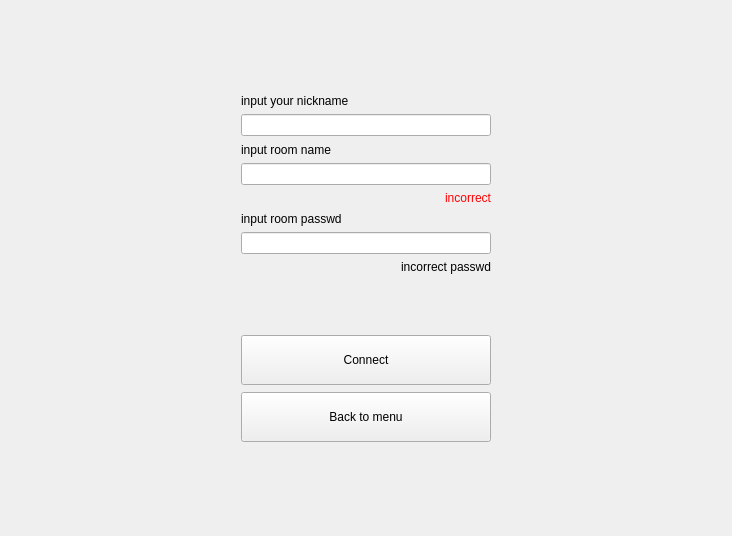
Above: HiddenChess/JoiningWidget.ui from Nekttuman/HiddenChess before the change. Below: the same form after it.
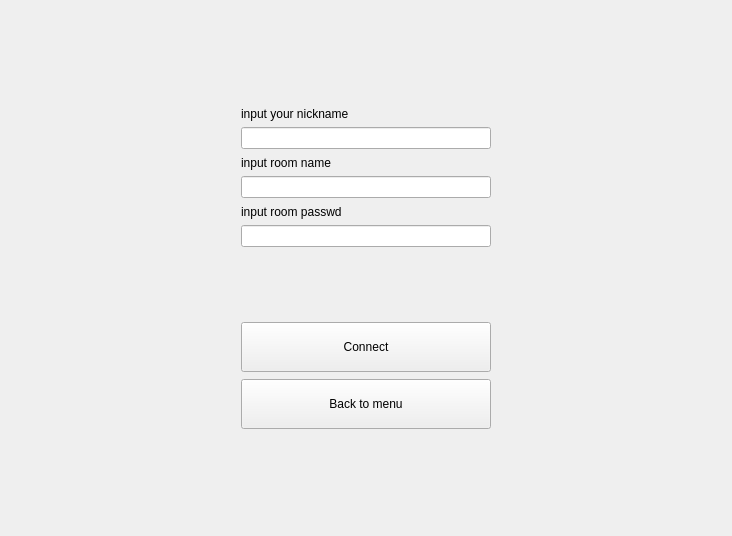
That is the form after the change.

Patch:
```diff
--- a/HiddenChess/JoiningWidget.ui
+++ b/HiddenChess/JoiningWidget.ui
@@ -196,19 +196,6 @@
        </property>
       </widget>
      </item>
-     <item>
-      <widget class="QLabel" name="roomNameErrorLabel">
-       <property name="styleSheet">
-        <string notr="true">color:red;</string>
-       </property>
-       <property name="text">
-        <string>incorrect</string>
-       </property>
-       <property name="alignment">
-        <set>Qt::AlignRight|Qt::AlignTrailing|Qt::AlignVCenter</set>
-       </property>
-      </widget>
-     </item>
     </layout>
    </item>
    <item row="4" column="1">
@@ -236,16 +223,6 @@
        </property>
       </widget>
      </item>
-     <item>
-      <widget class="QLabel" name="roomPswdErrorLabel">
-       <property name="text">
-        <string>incorrect passwd</string>
-       </property>
-       <property name="alignment">
-        <set>Qt::AlignRight|Qt::AlignTrailing|Qt::AlignVCenter</set>
-       </property>
-      </widget>
-     </item>
     </layout>
    </item>
   </layout>
```
